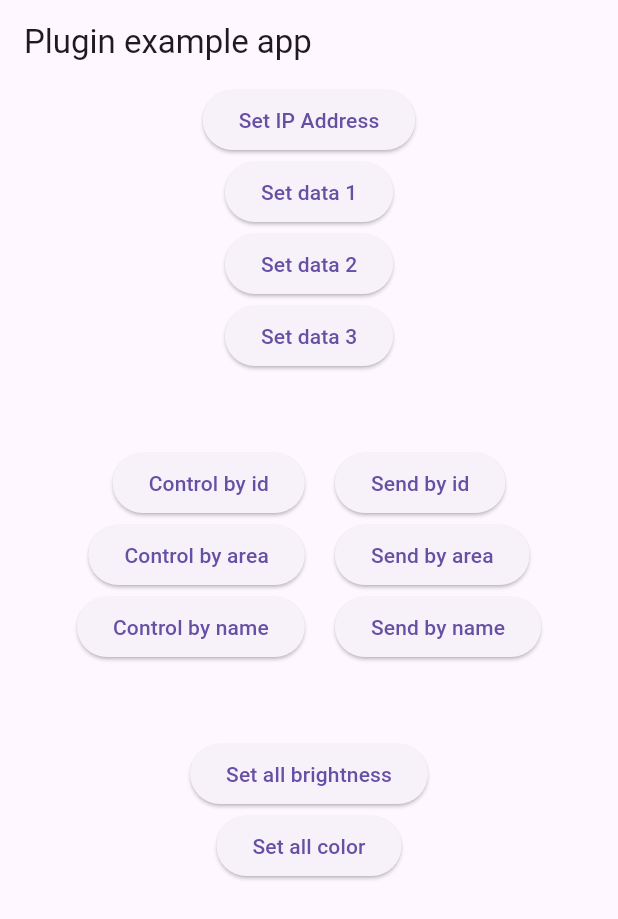
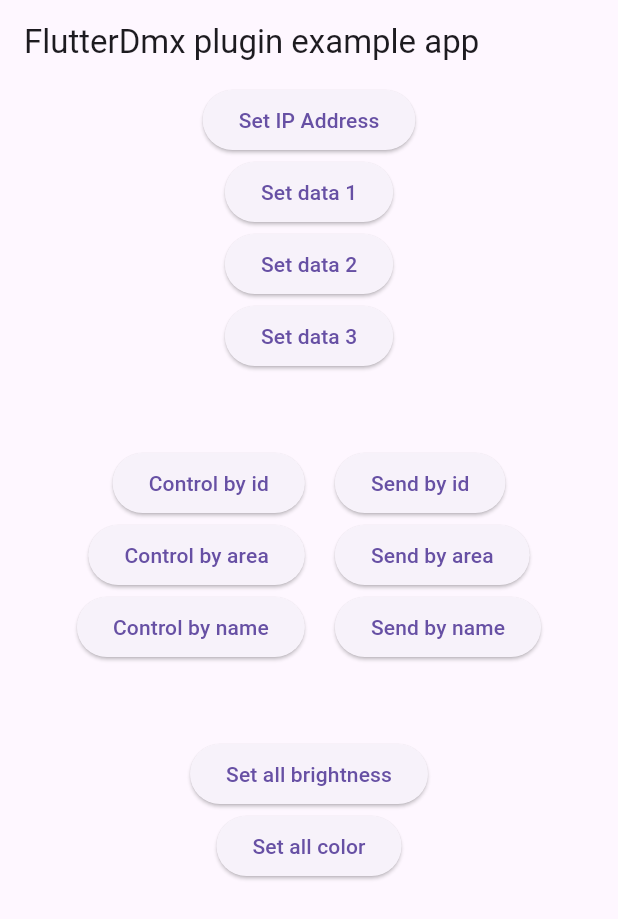
Before and after one commit to CodeSleeker/flutter-dmx, a Flutter app: the screen it shows after launch, on a phone screen of 412 x 824 dp. Shown: the top 919 px of the screen. Run offline on Flutter 3.47's test engine with Material 3 defaults, Android fonts, the phone set to English and light mode, and no system bars; our stand-ins replace freezed_annotation.

Commit message:
fix: Updated example code

```diff
--- a/example/lib/main.dart
+++ b/example/lib/main.dart
@@ -31,7 +31,7 @@ class _MyAppState extends State<MyApp> implements DmxListener {
   Widget build(BuildContext context) {
     return MaterialApp(
       home: Scaffold(
-        appBar: AppBar(title: const Text('Plugin example app')),
+        appBar: AppBar(title: const Text('FlutterDmx plugin example app')),
         body: Center(
           child: Column(
             children: [
```
